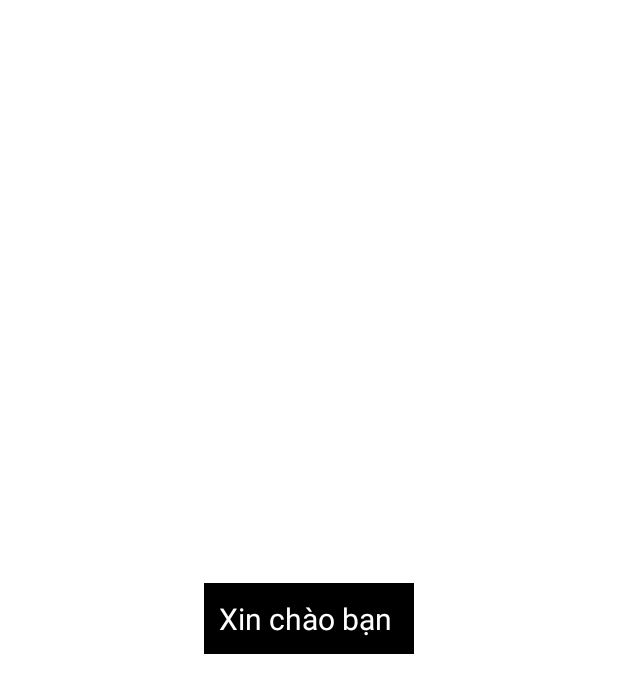
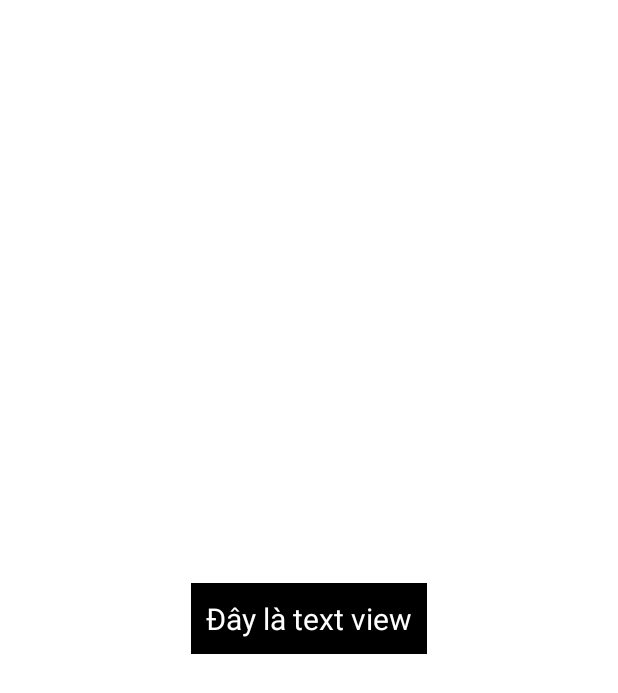
Before and after one commit to jennifo-keen/Chuong3, an Android app: the layout fragment_tv.xml on its own in the app's theme, with its tools: preview values and no code run, on a phone screen of 412 x 824 dp. Shown: the top 693 px of the screen. Run offline under Robolectric (Android 15) with nearby library versions, the phone set to English and light mode, and no system bars.

Commit message:
test thử up code

```diff
--- a/app/src/main/res/layout/fragment_tv.xml
+++ b/app/src/main/res/layout/fragment_tv.xml
@@ -13,7 +13,7 @@
         android:layout_height="wrap_content"
         android:background="#000000"
         android:padding="10dp"
-        android:text="Xin chào bạn "
+        android:text="Đây là text view"
         android:textColor="#FFFFFF"
         android:textSize="20sp"
         app:layout_constraintBottom_toBottomOf="parent"
```
